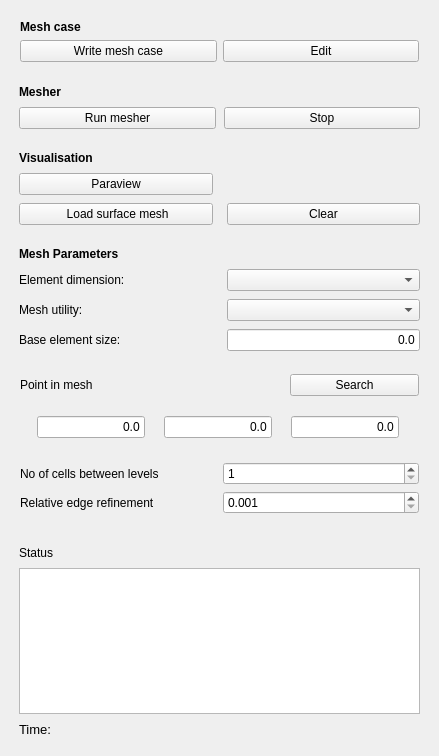
First picture: the form in TaskPanelCfdMesh.ui, repository jaheyns/CfdOF, before the edit.
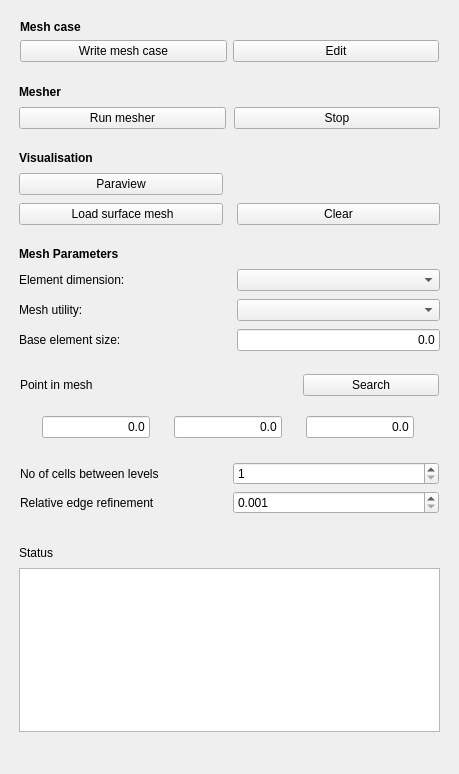
Second picture: the form after the edit. Custom widgets are drawn as their Qt base class.

```diff
--- a/TaskPanelCfdMesh.ui
+++ b/TaskPanelCfdMesh.ui
@@ -6,8 +6,8 @@
    <rect>
     <x>0</x>
     <y>0</y>
-    <width>439</width>
-    <height>756</height>
+    <width>459</width>
+    <height>774</height>
    </rect>
   </property>
   <property name="windowTitle">
@@ -534,7 +534,7 @@
           </font>
          </property>
          <property name="text">
-          <string>Time:</string>
+          <string/>
          </property>
         </widget>
        </item>
```
